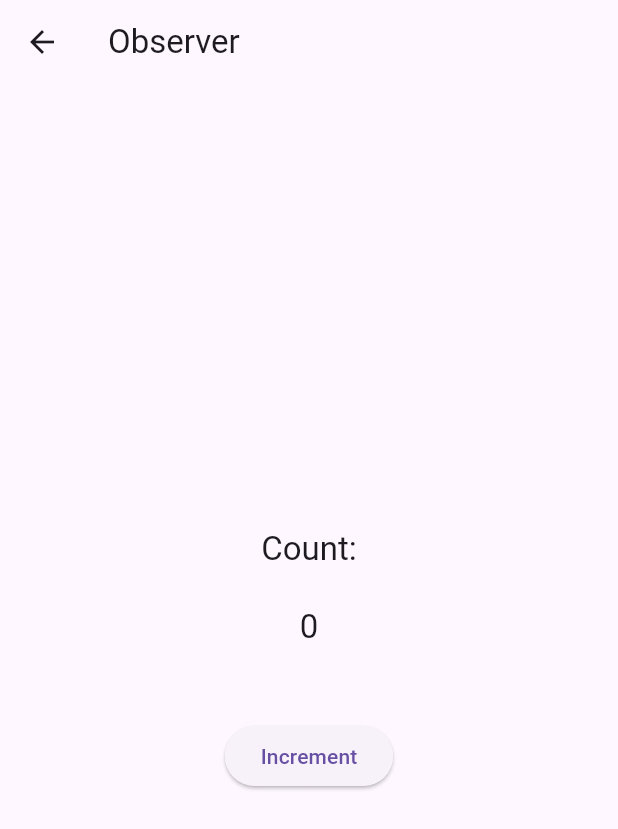
After one commit to ahmedbenahmed/flutter_design_patterns, a Flutter app: the ObserverScreen screen opened directly, on a phone screen of 412 x 824 dp. The commit adds this screen. Shown: the top 829 px of the screen. Run offline on Flutter 3.47's test engine with Material 3 defaults, Android fonts, the phone set to English and light mode, and no system bars.

Commit message:
- Singleton - Factory method - Adapter - Observer

```diff
--- /dev/null
+++ b/lib/adapter/web_service.dart
@@ -0,0 +1,7 @@
+// Adaptee: Existing class that fetches data as JSON string
+class WebService {
+  String fetchData() {
+    // Simulate fetching data from a web service
+    return '{"name": "John", "age": 25}';
+  }
+}
--- /dev/null
+++ b/lib/adapter/web_service_adapter.dart
@@ -0,0 +1,23 @@
+// Target: Interface expected by the new system
+import 'dart:convert';
+
+import 'package:flutter_design_patterns/adapter/web_service.dart';
+
+abstract class DataProvider {
+  Map<String, dynamic> fetchData();
+}
+
+// Adapter: Adapts WebService to DataProvider
+class WebServiceAdapter implements DataProvider {
+  WebService _webService;
+
+  WebServiceAdapter(this._webService);
+
+  @override
+  Map<String, dynamic> fetchData() {
+    String jsonResult = _webService.fetchData();
+    // Convert JSON string to Dart object
+    Map<String, dynamic> data = json.decode(jsonResult);
+    return data;
+  }
+}
--- a/lib/main.dart
+++ b/lib/main.dart
@@ -1,7 +1,9 @@
 import 'dart:math';
 
 import 'package:flutter/material.dart';
+import 'package:flutter_design_patterns/adapter/adapter_screen.dart';
 import 'package:flutter_design_patterns/factory_method_pattern/factory_method_pattern.dart';
+import 'package:flutter_design_patterns/observer/observer_screen.dart';
 import 'package:flutter_design_patterns/singleton/singleton.dart';
 import 'package:flutter_design_patterns/singleton/singleton_screen.dart';
 
@@ -22,7 +24,9 @@ class MyScreen extends StatelessWidget {
   final Random random = Random();
   final Map<String, Widget> items = {
     'Singleton': MySingletonScreen(),
-    "Factory Method Pattern": FactoryMethodPatternScreen()
+    "Factory Method Pattern": FactoryMethodPatternScreen(),
+    "Observer": ObserverScreen(),
+    "Adapter": AdapterScreen(),
   };
 
   Color getRandomColor() {
--- /dev/null
+++ b/lib/observer/count_observable.dart
@@ -0,0 +1,29 @@
+import 'package:flutter_design_patterns/observer/observable.dart';
+import 'package:flutter_design_patterns/observer/observer.dart';
+
+class CountObservable implements Observable {
+  final List<Observer> _amountObserverList = [];
+  int _count = 0;
+
+  void increment(int newValue) {
+    _count = newValue;
+    notifyObservers(_count);
+  }
+
+  @override
+  void addObserver(Observer observer) {
+    _amountObserverList.add(observer);
+  }
+
+  @override
+  void removeObserver(Observer observer) {
+    _amountObserverList.remove(observer);
+  }
+
+  @override
+  void notifyObservers(int newValue) {
+    for (var observer in _amountObserverList) {
+      observer.notifyChange(newValue);
+    }
+  }
+}
--- /dev/null
+++ b/lib/observer/observable.dart
@@ -0,0 +1,7 @@
+import 'package:flutter_design_patterns/observer/observer.dart';
+
+abstract class Observable {
+  void addObserver(Observer observer);
+  void removeObserver(Observer observer);
+  void notifyObservers(int newValue);
+}
--- /dev/null
+++ b/lib/observer/observer.dart
@@ -0,0 +1,3 @@
+abstract class Observer {
+  void notifyChange(int newValue);
+}
--- /dev/null
+++ b/lib/observer/observer_screen.dart
@@ -0,0 +1,72 @@
+import 'package:flutter/material.dart';
+import 'package:flutter_design_patterns/observer/count_observable.dart';
+import 'package:flutter_design_patterns/observer/observer.dart';
+
+class ObserverScreen extends StatefulWidget {
+  const ObserverScreen({super.key});
+
+  @override
+  State<ObserverScreen> createState() => _ObserverScreenState();
+}
+
+class _ObserverScreenState extends State<ObserverScreen> implements Observer {
+  final CountObservable _countObservable = CountObservable();
+
+  late int count;
+
+  @override
+  void initState() {
+    count = 0;
+    _countObservable.addObserver(this);
+    super.initState();
+  }
+
+  @override
+  void dispose() {
+    _countObservable.removeObserver(this);
+    super.dispose();
+  }
+
+  @override
+  Widget build(BuildContext context) {
+    final theme = Theme.of(context);
+
+    return Scaffold(
+      appBar: AppBar(
+        title: const Text('Observer'),
+      ),
+      body: Column(
+        mainAxisAlignment: MainAxisAlignment.center,
+        crossAxisAlignment: CrossAxisAlignment.center,
+        children: [
+          Text(
+            'Count:',
+            style: theme.textTheme.titleLarge,
+          ),
+          const SizedBox(
+            height: 24,
+            width: double.infinity,
+          ),
+          Text(
+            count.toString(),
+            style: theme.textTheme.titleLarge,
+          ),
+          const SizedBox(
+            height: 48,
+          ),
+          ElevatedButton(
+            onPressed: () => _countObservable.increment(count + 1),
+            child: const Text('Increment'),
+          )
+        ],
+      ),
+    );
+  }
+
+  @override
+  void notifyChange(int newValue) {
+    setState(() {
+      count = newValue;
+    });
+  }
+}
```
Also changed, not shown: lib/adapter/adapter_screen.dart (added, +52 -0 lines), 1 other file.
